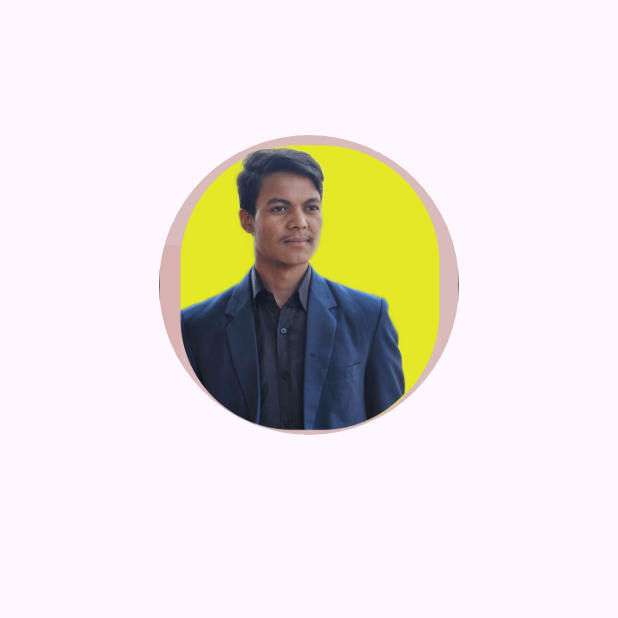
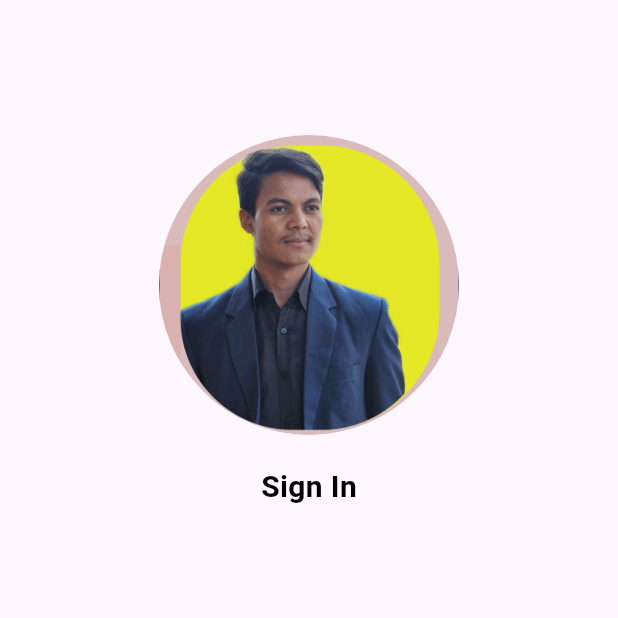
Before and after one commit to gitsubash44/shopping, a Flutter app: the screen it shows after launch, on a phone screen of 412 x 824 dp, the top half of it. Run offline on Flutter 3.47's test engine with Material 3 defaults, Android fonts, the phone set to English and light mode, and no system bars; our stand-ins replace curved_navigation_bar.

```diff
--- a/lib/pages/login.dart
+++ b/lib/pages/login.dart
@@ -1,4 +1,5 @@
 import 'package:flutter/material.dart';
+import 'package:shopping/widget/sub_widget.dart';
 
 class LogIn extends StatefulWidget {
   const LogIn({super.key});
@@ -23,7 +24,15 @@ class _LogInState extends State<LogIn> {
                   height: 200,
                   width: 200,
                   fit: BoxFit.cover,
-                  ))
+                ),
+              ),
+              SizedBox(
+                height: 20,
+              ),
+              Text(
+                'Sign In',
+                style: AppWidget.SemiboldTextFeildStyle(),
+              ),
             ],
           ),
         ),
```
Lines whose indentation alone changed are shown as unchanged.
